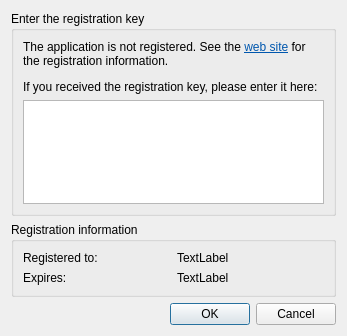
Before: the Qt Designer form src/dialog_registration.ui in gyunaev/karlyriceditor, drawn with Qt 5.
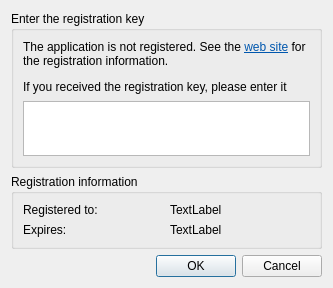
After: the same form once the commit is applied.

Commit message: Fixed the registration dialog which hang the app when popped up.

The edit to the form file:
```diff
--- a/src/dialog_registration.ui
+++ b/src/dialog_registration.ui
@@ -6,8 +6,8 @@
    <rect>
     <x>0</x>
     <y>0</y>
-    <width>347</width>
-    <height>336</height>
+    <width>333</width>
+    <height>275</height>
    </rect>
   </property>
   <property name="windowTitle">
```
Left out of the diff: 2 changed lines with no effect on the pictures. The commit also changes 1 other file.
